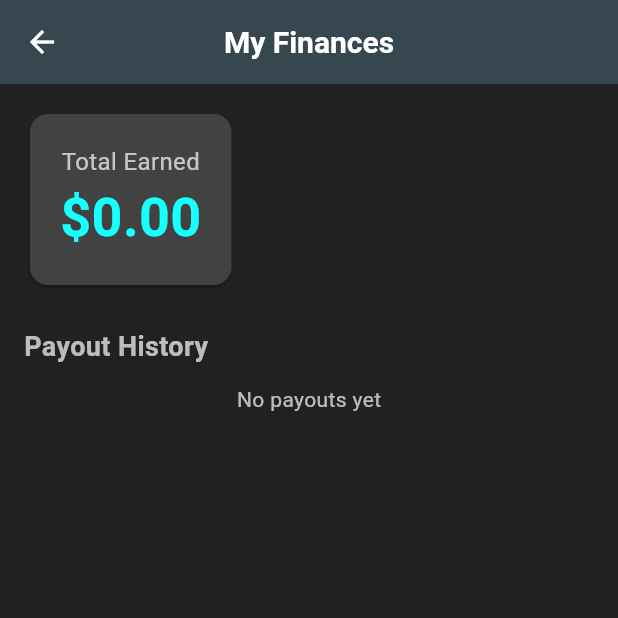
After one commit to IssacVinson/polar-glow, a Flutter app: the EmployeeDashboard screen opened directly, after a tap on "My Finances", on a phone screen of 412 x 824 dp, the top half of it. The commit adds this screen. Run offline on Flutter 3.47's test engine with Material 3 defaults, Android fonts, the phone set to English and light mode, and no system bars; our stand-ins replace cloud_firestore, firebase_auth, firebase_core, flutter_animate, table_calendar; accounts and stored records are empty.

Commit message:
Added employee finances and fixed hours and pay screen to be non editable by employees

```diff
--- a/lib/Screens/employee_dashboard.dart
+++ b/lib/Screens/employee_dashboard.dart
@@ -4,9 +4,10 @@ import 'package:provider/provider.dart';
 import '../Providers/auth_provider.dart';
 import 'employee_clock_screen.dart';
 import 'calendar_view.dart';
-import 'admin_hours_pay_screen.dart';
+import 'employee_hours_pay_screen.dart';
+import 'employee_finances_screen.dart';
 import 'profile_screen.dart';
-import 'employee_mileage_screen.dart'; // ← NEW
+import 'employee_mileage_screen.dart';
 
 class EmployeeDashboard extends StatelessWidget {
   const EmployeeDashboard({super.key});
@@ -47,35 +48,6 @@ class EmployeeDashboard extends StatelessWidget {
                   style: TextStyle(fontSize: 16, color: Colors.grey),
                 ),
                 const SizedBox(height: 32),
-
-                // Clock In/Out Card
-                Card(
-                  elevation: 6,
-                  color: Colors.blueGrey[800],
-                  shape: RoundedRectangleBorder(
-                      borderRadius: BorderRadius.circular(16)),
-                  child: ListTile(
-                    contentPadding: const EdgeInsets.all(20),
-                    leading: const Icon(Icons.access_time_filled,
-                        size: 50, color: Colors.cyanAccent),
-                    title: const Text('Clock In / Out',
-                        style: TextStyle(
-                            fontSize: 22, fontWeight: FontWeight.w600)),
-                    subtitle: const Text('Track your work hours',
-                        style: TextStyle(fontSize: 15)),
-                    trailing: const Icon(Icons.arrow_forward_ios,
-                        color: Colors.white70),
-                    onTap: () {
-                      Navigator.push(
-                        context,
-                        MaterialPageRoute(
-                            builder: (_) => const EmployeeClockScreen()),
-                      );
-                    },
-                  ),
-                ),
-                const SizedBox(height: 28),
-
                 const Text(
                   'Quick Actions',
                   style: TextStyle(
@@ -84,13 +56,22 @@ class EmployeeDashboard extends StatelessWidget {
                       color: Colors.white),
                 ),
                 const SizedBox(height: 16),
-
                 Expanded(
                   child: GridView.count(
                     crossAxisCount: 2,
                     crossAxisSpacing: 14,
                     mainAxisSpacing: 14,
                     children: [
+                      // Clock In/Out — now first in top-left, same style as others
+                      _buildCard(context, Icons.access_time_filled,
+                          'Clock In / Out', Colors.cyanAccent, () {
+                        Navigator.push(
+                          context,
+                          MaterialPageRoute(
+                              builder: (_) => const EmployeeClockScreen()),
+                        );
+                      }),
+
                       _buildCard(context, Icons.calendar_today, 'My Schedule',
                           Colors.teal, () {
                         Navigator.push(
@@ -111,9 +92,17 @@ class EmployeeDashboard extends StatelessWidget {
                         Navigator.push(
                           context,
                           MaterialPageRoute(
-                            builder: (_) =>
-                                AdminHoursPayScreen(employeeId: currentUserId),
-                          ),
+                              builder: (_) => EmployeeHoursPayScreen(
+                                  employeeId: currentUserId)),
+                        );
+                      }),
+                      _buildCard(context, Icons.account_balance_wallet,
+                          'My Finances', Colors.cyan, () {
+                        Navigator.push(
+                          context,
+                          MaterialPageRoute(
+                              builder: (_) => EmployeeFinancesScreen(
+                                  employeeId: currentUserId)),
                         );
                       }),
                       _buildCard(context, Icons.person_outline, 'Profile',
--- /dev/null
+++ b/lib/Screens/employee_finances_screen.dart
@@ -0,0 +1,133 @@
+import 'package:cloud_firestore/cloud_firestore.dart';
+import 'package:flutter/material.dart';
+import 'package:intl/intl.dart';
+
+class EmployeeFinancesScreen extends StatefulWidget {
+  final String employeeId;
+
+  const EmployeeFinancesScreen({super.key, required this.employeeId});
+
+  @override
+  State<EmployeeFinancesScreen> createState() => _EmployeeFinancesScreenState();
+}
+
+class _EmployeeFinancesScreenState extends State<EmployeeFinancesScreen> {
+  double _totalEarned = 0.0;
+  List<Map<String, dynamic>> _payouts = [];
+  bool _isLoading = true;
+
+  @override
+  void initState() {
+    super.initState();
+    _loadPayouts();
+  }
+
+  Future<void> _loadPayouts() async {
+    try {
+      final snapshot = await FirebaseFirestore.instance
+          .collection('users')
+          .doc(widget.employeeId)
+          .collection('payouts')
+          .orderBy('date', descending: true)
+          .get();
+
+      double total = 0.0;
+      final payouts = snapshot.docs.map((doc) {
+        final data = doc.data();
+        final amount = (data['amount'] ?? 0.0).toDouble();
+        total += amount;
+        return {
+          'id': doc.id,
+          'date': (data['date'] as Timestamp).toDate(),
+          'amount': amount,
+          'hoursPay': (data['hoursPay'] ?? 0.0).toDouble(),
+          'mileagePay': (data['mileagePay'] ?? 0.0).toDouble(),
+          'notes': data['notes'] ?? '',
+        };
+      }).toList();
+
+      if (mounted) {
+        setState(() {
+          _totalEarned = total;
+          _payouts = payouts;
+          _isLoading = false;
+        });
+      }
+    } catch (e) {
+      if (mounted) {
+        setState(() => _isLoading = false);
+        ScaffoldMessenger.of(context)
+            .showSnackBar(SnackBar(content: Text('Error: $e')));
+      }
+    }
+  }
+
+  @override
+  Widget build(BuildContext context) {
+    return Scaffold(
+      appBar: AppBar(
+        title: const Text('My Finances'),
+        centerTitle: true,
+      ),
+      body: _isLoading
+          ? const Center(child: CircularProgressIndicator())
+          : SingleChildScrollView(
+              padding: const EdgeInsets.all(16),
+              child: Column(
+                crossAxisAlignment: CrossAxisAlignment.start,
+                children: [
+                  Card(
+                    child: Padding(
+                      padding: const EdgeInsets.all(20),
+                      child: Column(
+                        children: [
+                          const Text('Total Earned',
+                              style: TextStyle(fontSize: 16)),
+                          Text(
+                            '\$${_totalEarned.toStringAsFixed(2)}',
+                            style: const TextStyle(
+                                fontSize: 36,
+                                fontWeight: FontWeight.bold,
+                                color: Colors.cyanAccent),
+                          ),
+                        ],
+                      ),
+                    ),
+                  ),
+                  const SizedBox(height: 24),
+                  const Text('Payout History',
+                      style:
+                          TextStyle(fontSize: 18, fontWeight: FontWeight.bold)),
+                  const SizedBox(height: 12),
+                  _payouts.isEmpty
+                      ? const Center(child: Text('No payouts yet'))
+                      : ListView.builder(
+                          shrinkWrap: true,
+                          physics: const NeverScrollableScrollPhysics(),
+                          itemCount: _payouts.length,
+                          itemBuilder: (context, index) {
+                            final p = _payouts[index];
+                            return Card(
+                              margin: const EdgeInsets.only(bottom: 12),
+                              child: ListTile(
+                                title: Text(DateFormat('EEEE, MMMM d')
+                                    .format(p['date'])),
+                                subtitle: Text(
+                                    'Hours: \$${p['hoursPay'].toStringAsFixed(2)} + Mileage: \$${p['mileagePay'].toStringAsFixed(2)}'),
+                                trailing: Text(
+                                  '\$${p['amount'].toStringAsFixed(2)}',
+                                  style: const TextStyle(
+                                      fontSize: 18,
+                                      fontWeight: FontWeight.bold,
+                                      color: Colors.green),
+                                ),
+                              ),
+                            );
+                          },
+                        ),
+                ],
+              ),
+            ),
+    );
+  }
+}
```
Also changed, not shown: lib/Screens/employee_hours_pay_screen.dart (added, +312 -0 lines).
